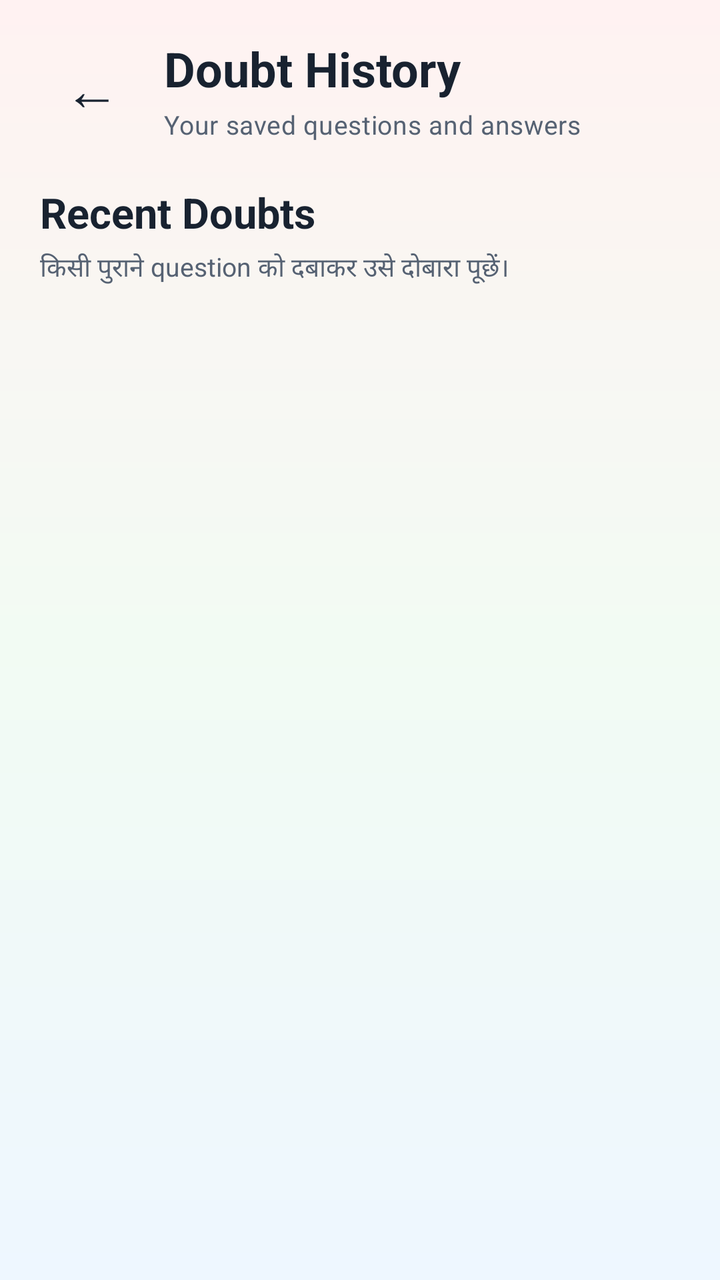
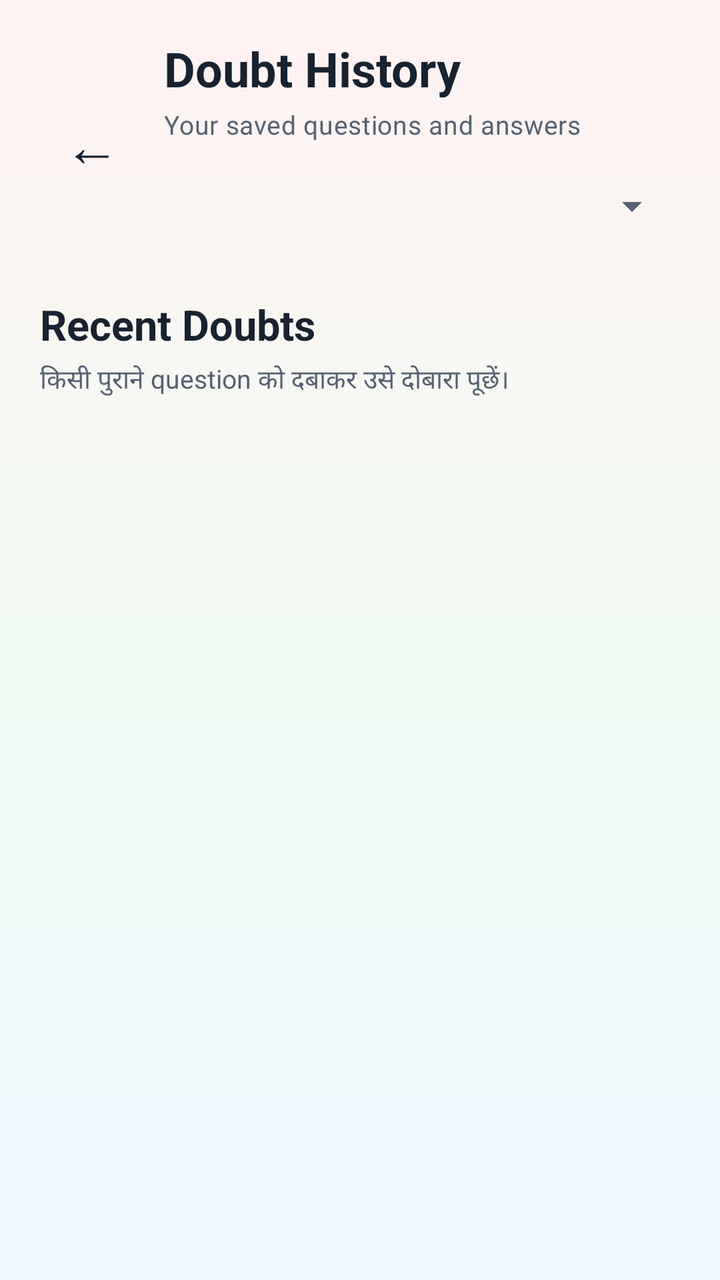

Before-and-after screenshots of an Android layout around one commit, followed by the original layout XML and the change that was made.
<!-- AndroidManifest.xml: application theme Theme.StudySaathi -->
<!-- res/layout/activity_doubt_history.xml -->
<?xml version="1.0" encoding="utf-8"?>
<androidx.coordinatorlayout.widget.CoordinatorLayout xmlns:android="http://schemas.android.com/apk/res/android"
    xmlns:app="http://schemas.android.com/apk/res-auto"
    android:id="@+id/doubtHistoryRoot"
    android:layout_width="match_parent"
    android:layout_height="match_parent"
    android:background="@drawable/bg_app_soft_mix">

    <LinearLayout
        android:id="@+id/contentDoubtHistory"
        android:layout_width="match_parent"
        android:layout_height="match_parent"
        android:orientation="vertical"
        android:paddingStart="20dp"
        android:paddingTop="18dp"
        android:paddingEnd="20dp"
        android:paddingBottom="18dp">

        
        <LinearLayout
            android:layout_width="match_parent"
            android:layout_height="wrap_content"
            android:gravity="center_vertical"
            android:orientation="horizontal">

            <com.google.android.material.button.MaterialButton
                android:id="@+id/buttonBack"
                style="@style/Widget.Material3.Button.TextButton"
                android:layout_width="52dp"
                android:layout_height="52dp"
                android:contentDescription="@string/back"
                android:insetLeft="0dp"
                android:insetTop="0dp"
                android:insetRight="0dp"
                android:insetBottom="0dp"
                android:minWidth="0dp"
                android:text="←"
                android:textColor="@color/ss_text_primary"
                android:textSize="28sp"
                app:cornerRadius="16dp" />

            <LinearLayout
                android:layout_width="0dp"
                android:layout_height="wrap_content"
                android:layout_marginStart="10dp"
                android:layout_weight="1"
                android:orientation="vertical">

                <TextView
                    style="@style/TextAppearance.StudySaathi.Heading"
                    android:layout_width="match_parent"
                    android:layout_height="wrap_content"
                    android:text="@string/doubt_history_title"
                    android:textSize="24sp" />

                <TextView
                    android:id="@+id/textHistoryStudent"
                    style="@style/TextAppearance.StudySaathi.Body"
                    android:layout_width="match_parent"
                    android:layout_height="wrap_content"
                    android:layout_marginTop="3dp"
                    android:text="@string/doubt_history_subtitle"
                    android:textSize="13sp" />

            </LinearLayout>

            <com.google.android.material.button.MaterialButton
                android:id="@+id/buttonClearHistory"
                style="@style/Widget.StudySaathi.Button.Outlined"
                android:layout_width="wrap_content"
                android:layout_height="44dp"
                android:layout_marginStart="8dp"
                android:minWidth="0dp"
                android:paddingStart="12dp"
                android:paddingEnd="12dp"
                android:text="@string/clear_doubt_history"
                android:textAllCaps="false"
                android:textColor="@color/ss_error"
                android:textSize="12sp"
                android:visibility="gone"
                app:backgroundTint="@color/ss_red_soft"
                app:strokeColor="@color/ss_red_border" />

        </LinearLayout>

        
        <com.google.android.material.card.MaterialCardView
            android:id="@+id/cardHistoryFilters"
            android:layout_width="match_parent"
            android:layout_height="wrap_content"
            android:layout_marginTop="19dp"
            android:visibility="gone"
            app:cardBackgroundColor="@android:color/transparent"
            app:cardCornerRadius="0dp"
            app:cardElevation="0dp"
            app:strokeWidth="0dp">

            <LinearLayout
                android:layout_width="match_parent"
                android:layout_height="wrap_content"
                android:orientation="vertical"
                android:padding="0dp">

                <TextView
                    android:layout_width="match_parent"
                    android:layout_height="wrap_content"
                    android:fontFamily="sans-serif-rounded"
                    android:text="@string/search_saved_questions"
                    android:textColor="@color/ss_text_primary"
                    android:textSize="17sp"
                    android:textStyle="bold"
                    android:visibility="gone" />

                <com.google.android.material.textfield.TextInputLayout
                    style="@style/Widget.Material3.TextInputLayout.OutlinedBox"
                    android:layout_width="match_parent"
                    android:layout_height="wrap_content"
                    android:layout_marginTop="0dp"
                    android:hint="@string/search_doubt_hint"
                    app:boxBackgroundColor="@color/ss_surface"
                    app:boxCornerRadiusBottomEnd="16dp"
                    app:boxCornerRadiusBottomStart="16dp"
                    app:boxCornerRadiusTopEnd="16dp"
                    app:boxCornerRadiusTopStart="16dp"
                    app:boxStrokeColor="@color/ss_primary"
                    app:startIconDrawable="@android:drawable/ic_menu_search"
                    app:startIconTint="@color/ss_primary">

                    <com.google.android.material.textfield.TextInputEditText
                        android:id="@+id/editSearchHistory"
                        android:layout_width="match_parent"
                        android:layout_height="wrap_content"
                        android:fontFamily="sans-serif"
                        android:imeOptions="actionSearch"
                        android:inputType="text"
                        android:maxLines="1"
                        android:textColor="@color/ss_text_primary"
                        android:textSize="14sp" />

                </com.google.android.material.textfield.TextInputLayout>

                <com.google.android.material.textfield.TextInputLayout
                    style="@style/Widget.Material3.TextInputLayout.OutlinedBox.ExposedDropdownMenu"
                    android:layout_width="match_parent"
                    android:layout_height="wrap_content"
                    android:layout_marginTop="11dp"
                    android:hint="@string/filter_by_subject"
                    app:boxBackgroundColor="@color/ss_surface"
                    app:boxCornerRadiusBottomEnd="16dp"
                    app:boxCornerRadiusBottomStart="16dp"
                    app:boxCornerRadiusTopEnd="16dp"
                    app:boxCornerRadiusTopStart="16dp"
                    app:boxStrokeColor="@color/ss_primary">

                    <com.google.android.material.textfield.MaterialAutoCompleteTextView
                        android:id="@+id/dropdownHistorySubject"
                        android:layout_width="match_parent"
                        android:layout_height="wrap_content"
                        android:fontFamily="sans-serif"
                        android:inputType="none"
                        android:textColor="@color/ss_text_primary"
                        android:textSize="14sp" />

                </com.google.android.material.textfield.TextInputLayout>

                <LinearLayout
                    android:layout_width="match_parent"
                    android:layout_height="wrap_content"
                    android:layout_marginTop="11dp"
                    android:gravity="center_vertical"
                    android:orientation="horizontal"
                    android:visibility="gone">

                    <TextView
                        android:id="@+id/textFilterResultCount"
                        android:layout_width="0dp"
                        android:layout_height="wrap_content"
                        android:layout_weight="1"
                        android:fontFamily="sans-serif"
                        android:text="@string/no_saved_doubts_count"
                        android:textColor="@color/ss_text_secondary"
                        android:textSize="12sp" />

                    <com.google.android.material.button.MaterialButton
                        android:id="@+id/buttonClearFilters"
                        style="@style/Widget.Material3.Button.TextButton"
                        android:layout_width="wrap_content"
                        android:layout_height="42dp"
                        android:minWidth="0dp"
                        android:text="@string/clear_doubt_filters"
                        android:textAllCaps="false"
                        android:textColor="@color/ss_primary"
                        android:textSize="12sp" />

                </LinearLayout>

            </LinearLayout>

        </com.google.android.material.card.MaterialCardView>

        <androidx.core.widget.NestedScrollView
            android:id="@+id/doubtResultsScrollView"
            android:layout_width="match_parent"
            android:layout_height="0dp"
            android:layout_weight="1"
            android:clipToPadding="false"
            android:fillViewport="true"
            android:overScrollMode="never">

            <LinearLayout
                android:layout_width="match_parent"
                android:layout_height="wrap_content"
                android:orientation="vertical"
                android:paddingBottom="14dp">

                <TextView
                    android:layout_width="match_parent"
                    android:layout_height="wrap_content"
                    android:layout_marginTop="21dp"
                    android:fontFamily="sans-serif-rounded"
                    android:text="@string/recent_doubts"
                    android:textColor="@color/ss_text_primary"
                    android:textSize="21sp"
                    android:textStyle="bold" />

                <TextView
                    android:layout_width="match_parent"
                    android:layout_height="wrap_content"
                    android:layout_marginTop="4dp"
                    android:fontFamily="sans-serif"
                    android:text="@string/recent_doubts_description"
                    android:textColor="@color/ss_text_secondary"
                    android:textSize="13sp" />

                <FrameLayout
                    android:layout_width="match_parent"
                    android:layout_height="wrap_content"
                    android:layout_marginTop="14dp">

            <androidx.recyclerview.widget.RecyclerView
                android:id="@+id/recyclerDoubtHistory"
                android:layout_width="match_parent"
                android:layout_height="wrap_content"
                android:clipToPadding="false"
                android:nestedScrollingEnabled="false"
                android:overScrollMode="never"
                android:paddingBottom="14dp" />

            <com.google.android.material.card.MaterialCardView
                android:id="@+id/cardEmptyDoubtHistory"
                android:layout_width="match_parent"
                android:layout_height="wrap_content"
                android:layout_gravity="center"
                android:visibility="gone"
                app:cardBackgroundColor="@color/ss_surface"
                app:cardCornerRadius="22dp"
                app:cardElevation="0dp"
                app:strokeColor="@color/ss_outline"
                app:strokeWidth="1dp">

                <LinearLayout
                    android:layout_width="match_parent"
                    android:layout_height="wrap_content"
                    android:gravity="center"
                    android:orientation="vertical"
                    android:padding="25dp">

                    <TextView
                        android:layout_width="66dp"
                        android:layout_height="66dp"
                        android:fontFamily="sans-serif-rounded"
                        android:gravity="center"
                        android:text="?"
                        android:textColor="@color/ss_primary"
                        android:textSize="34sp"
                        android:textStyle="bold" />

                    <TextView
                        android:id="@+id/textEmptyHistoryTitle"
                        android:layout_width="match_parent"
                        android:layout_height="wrap_content"
                        android:layout_marginTop="8dp"
                        android:fontFamily="sans-serif-rounded"
                        android:gravity="center"
                        android:text="@string/no_doubt_history"
                        android:textColor="@color/ss_text_primary"
                        android:textSize="18sp"
                        android:textStyle="bold" />

                    <TextView
                        android:id="@+id/textEmptyHistoryDescription"
                        android:layout_width="match_parent"
                        android:layout_height="wrap_content"
                        android:layout_marginTop="6dp"
                        android:fontFamily="sans-serif"
                        android:gravity="center"
                        android:lineSpacingExtra="2dp"
                        android:text="@string/no_doubt_history_description"
                        android:textColor="@color/ss_text_secondary"
                        android:textSize="14sp" />

                    <com.google.android.material.button.MaterialButton
                        android:id="@+id/buttonStartAsking"
                        style="@style/Widget.StudySaathi.Button.Primary"
                        android:layout_width="match_parent"
                        android:layout_height="wrap_content"
                        android:layout_marginTop="18dp"
                        android:text="@string/start_asking_questions"
                        android:textAllCaps="false"
                        android:textSize="15sp" />

                </LinearLayout>

            </com.google.android.material.card.MaterialCardView>

                </FrameLayout>

            </LinearLayout>

        </androidx.core.widget.NestedScrollView>

    </LinearLayout>

    <com.google.android.material.progressindicator.CircularProgressIndicator
        android:id="@+id/progressDoubtHistory"
        android:layout_width="48dp"
        android:layout_height="48dp"
        android:layout_gravity="center"
        android:visibility="gone"
        app:indicatorColor="@color/ss_primary"
        app:indicatorSize="48dp"
        app:trackColor="@color/ss_blue_soft"
        app:trackThickness="5dp" />

</androidx.coordinatorlayout.widget.CoordinatorLayout>
<!-- resources referenced by this layout -->
<resources>
  <color name="ss_blue_soft">#EAF2FF</color>
  <color name="ss_error">#BA1A1A</color>
  <color name="ss_outline">#D6DEE9</color>
  <color name="ss_primary">#2457C5</color>
  <color name="ss_red_border">#E9BDBD</color>
  <color name="ss_red_soft">#FFF0F0</color>
  <color name="ss_surface">#FFFFFF</color>
  <color name="ss_text_primary">#182230</color>
  <color name="ss_text_secondary">#566273</color>
  <!-- drawable bg_app_soft_mix (drawable) -->
  <?xml version="1.0" encoding="utf-8"?>
  <shape xmlns:android="http://schemas.android.com/apk/res/android"
      android:shape="rectangle">
  
      <gradient
          android:angle="270"
          android:centerColor="#F2FBF3"
          android:endColor="#EEF7FF"
          android:startColor="#FFF2F2"
          android:type="linear" />
  
  </shape>
  <string name="back">Back</string>
  <string name="clear_doubt_filters">
          Clear Filters
      </string>
  <string name="clear_doubt_history">
          Clear All
      </string>
  <string name="doubt_history_subtitle">
          Your saved questions and answers
      </string>
  <string name="doubt_history_title">
          Doubt History
      </string>
  <string name="filter_by_subject">
          Filter by Subject
      </string>
  <string name="no_doubt_history">
          No saved questions yet
      </string>
  <string name="no_doubt_history_description">
          Ask Study Saathi में कोई प्रश्न पूछने के बाद उसका answer यहाँ सुरक्षित दिखाई देगा।
      </string>
  <string name="no_saved_doubts_count">
          0 saved doubts
      </string>
  <string name="recent_doubts">
          Recent Doubts
      </string>
  <string name="recent_doubts_description">
          किसी पुराने question को दबाकर उसे दोबारा पूछें।
      </string>
  <string name="search_doubt_hint">
          Search question, answer or chapter
      </string>
  <string name="search_saved_questions">
          Search Saved Questions
      </string>
  <string name="start_asking_questions">
          Ask a Question
      </string>
  <style name="TextAppearance.StudySaathi.Body" parent="TextAppearance.Material3.BodyMedium">
          <item name="android:fontFamily">sans-serif</item>
          <item name="fontFamily">sans-serif</item>
          <item name="android:textColor">@color/ss_text_secondary</item>
      </style>
  <style name="TextAppearance.StudySaathi.Heading" parent="TextAppearance.Material3.HeadlineSmall">
          <item name="android:fontFamily">sans-serif-rounded</item>
          <item name="fontFamily">sans-serif-rounded</item>
          <item name="android:textStyle">bold</item>
          <item name="android:textColor">@color/ss_text_primary</item>
      </style>
  <style name="Widget.StudySaathi.Button.Outlined" parent="Widget.Material3.Button.OutlinedButton">
          <item name="cornerRadius">18dp</item>
          <item name="android:minHeight">56dp</item>
          <item name="android:textStyle">bold</item>
          <item name="strokeColor">@color/ss_outline_strong</item>
          <item name="android:textColor">@color/ss_primary</item>
      </style>
  <style name="Widget.StudySaathi.Button.Primary" parent="Widget.Material3.Button">
          <item name="cornerRadius">18dp</item>
          <item name="android:minHeight">56dp</item>
          <item name="android:textStyle">bold</item>
          <item name="backgroundTint">@color/ss_primary</item>
          <item name="android:textColor">@color/ss_on_primary</item>
      </style>
  <color name="ss_outline_strong">#B9C5D5</color>
  <color name="ss_on_primary">#FFFFFF</color>
  <color name="ss_primary_dark">#173F99</color>
  <color name="ss_secondary">#087F8C</color>
  <color name="ss_on_secondary">#FFFFFF</color>
  <color name="ss_teal_soft">#EAF8F8</color>
  <color name="ss_tertiary">#8A5A00</color>
  <color name="ss_on_tertiary">#FFFFFF</color>
  <color name="ss_yellow_soft">#FFF8E8</color>
  <color name="ss_background">#F7F9FC</color>
  <color name="ss_surface_soft">#F0F4FA</color>
  <color name="white">#FFFFFFFF</color>
  <!-- unchanged entries left out for length: 1 -->
</resources>

<!-- the commit's change to res/layout/activity_doubt_history.xml (unified diff, before → after) -->
@@ -53,14 +53,23 @@
                     android:text="@string/doubt_history_title"
                     android:textSize="24sp" />
 
-                <TextView
-                    android:id="@+id/textHistoryStudent"
+                    <TextView
+                        android:id="@+id/textHistoryStudent"
                     style="@style/TextAppearance.StudySaathi.Body"
                     android:layout_width="match_parent"
                     android:layout_height="wrap_content"
                     android:layout_marginTop="3dp"
                     android:text="@string/doubt_history_subtitle"
-                    android:textSize="13sp" />
+                        android:textSize="13sp" />
+
+                    <Spinner
+                        android:id="@+id/spinnerHistoryStudent"
+                        android:layout_width="match_parent"
+                        android:layout_height="48dp"
+                        android:layout_marginTop="8dp"
+                        android:contentDescription="Select student"
+                        android:paddingStart="10dp"
+                        android:paddingEnd="10dp" />
 
             </LinearLayout>
 
